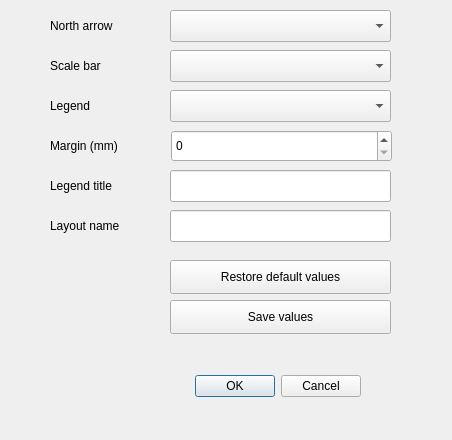
Qt form AutoLayoutTool_dialog_base.ui (sylsta/AutoLayoutTool) before a commit.
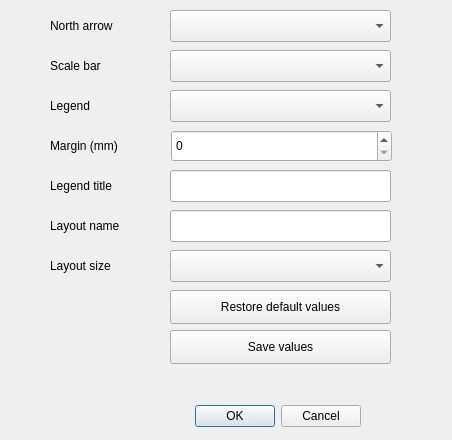
The same form after that commit.

Commit message: add page size combobox selection

Diff of the .ui file:
```diff
--- a/AutoLayoutTool_dialog_base.ui
+++ b/AutoLayoutTool_dialog_base.ui
@@ -24,7 +24,7 @@
    <property name="geometry">
     <rect>
      <x>180</x>
-     <y>370</y>
+     <y>400</y>
      <width>181</width>
      <height>32</height>
     </rect>
@@ -185,7 +185,7 @@
    <property name="geometry">
     <rect>
      <x>170</x>
-     <y>260</y>
+     <y>290</y>
      <width>221</width>
      <height>34</height>
     </rect>
@@ -227,7 +227,7 @@
    <property name="geometry">
     <rect>
      <x>170</x>
-     <y>300</y>
+     <y>330</y>
      <width>221</width>
      <height>34</height>
     </rect>
@@ -236,6 +236,38 @@
     <string>Save values</string>
    </property>
   </widget>
+  <widget class="QLabel" name="label_9">
+   <property name="geometry">
+    <rect>
+     <x>50</x>
+     <y>250</y>
+     <width>116</width>
+     <height>32</height>
+    </rect>
+   </property>
+   <property name="locale">
+    <locale language="English" country="UnitedStates"/>
+   </property>
+   <property name="text">
+    <string>Layout size</string>
+   </property>
+  </widget>
+  <widget class="QComboBox" name="cbb_page_format_name">
+   <property name="geometry">
+    <rect>
+     <x>170</x>
+     <y>250</y>
+     <width>221</width>
+     <height>32</height>
+    </rect>
+   </property>
+   <property name="toolTip">
+    <string>Select placement</string>
+   </property>
+   <property name="locale">
+    <locale language="English" country="UnitedStates"/>
+   </property>
+  </widget>
  </widget>
  <resources/>
  <connections>
```
